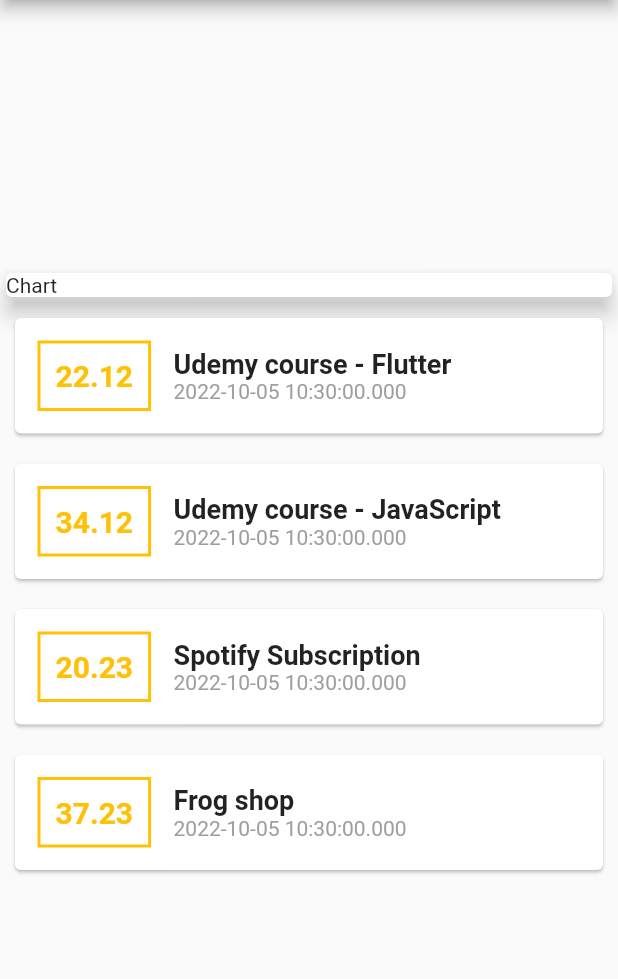
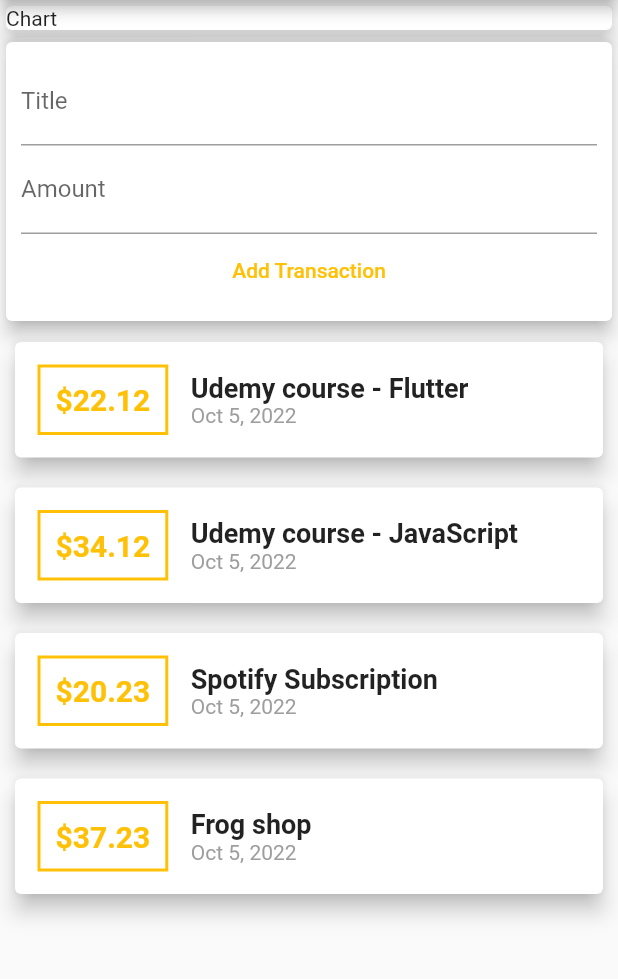
Before and after one commit to AnonymousKnownPerson/Student-Expenses, a Flutter app: the screen it shows after launch, on a phone screen of 412 x 824 dp, the part 84-1063 px from its top. Run offline on Flutter 3.47's test engine with Material 2 defaults, Android fonts, the light colour scheme and no system bars.

Commit message:
Added input fields

```diff
--- a/lib/main.dart
+++ b/lib/main.dart
@@ -1,5 +1,7 @@
+import 'package:intl/intl.dart';
+import 'package:flutter/material.dart';
+
 import './transaction.dart';
-import 'package:flutter/material.dart';
 
 void main() => runApp(MyApp());
 
@@ -43,11 +45,13 @@
   @override
   Widget build(BuildContext context) {
     return Scaffold(
+      resizeToAvoidBottomInset: false,
       appBar: AppBar(
         title: const Text('Business App'),
       ),
       body: Column(
-        mainAxisAlignment: MainAxisAlignment.center,
+        //mainAxisAlignment: MainAxisAlignment.center,
+        crossAxisAlignment: CrossAxisAlignment.stretch,
         children: <Widget>[
           Card(
             elevation: 6,
@@ -56,10 +60,32 @@
               child: const Text("Chart"),
             ),
           ),
+          Card(
+            elevation: 5,
+            child: Container(
+              padding: const EdgeInsets.all(10),
+              child: Column(children: const [
+                TextField(
+                  decoration: InputDecoration(labelText: 'Title'),
+                ),
+                TextField(
+                  decoration: InputDecoration(labelText: 'Amount'),
+                ),
+                TextButton(
+                  onPressed: null,
+                  child: Text(
+                    'Add Transaction',
+                    style: TextStyle(color: Colors.amber),
+                  ),
+                ),
+              ]),
+            ),
+          ),
           Column(
             children: transaction.map((t) {
               return Card(
                 margin: const EdgeInsets.all(10),
+                elevation: 6,
                 child: Row(
                   children: [
                     Container(
@@ -79,7 +105,7 @@
                             fontWeight: FontWeight.bold,
                             fontSize: 20,
                             color: Colors.amber),
-                        t.amount.toString(),
+                        '\$${t.amount}',
                       ),
                     ),
                     Column(
@@ -94,7 +120,7 @@
                         ),
                         Text(
                           style: const TextStyle(color: Colors.grey),
-                          t.date.toString(),
+                          DateFormat.yMMMd().format(t.date),
                         ),
                       ],
                     ),
--- a/pubspec.yaml
+++ b/pubspec.yaml
@@ -36,6 +36,7 @@
   # The following adds the Cupertino Icons font to your application.
   # Use with the CupertinoIcons class for iOS style icons.
   cupertino_icons: ^1.0.2
+  intl: ^0.17.0
 
 dev_dependencies:
   flutter_test:
```
Also changed, not shown: pubspec.lock.
